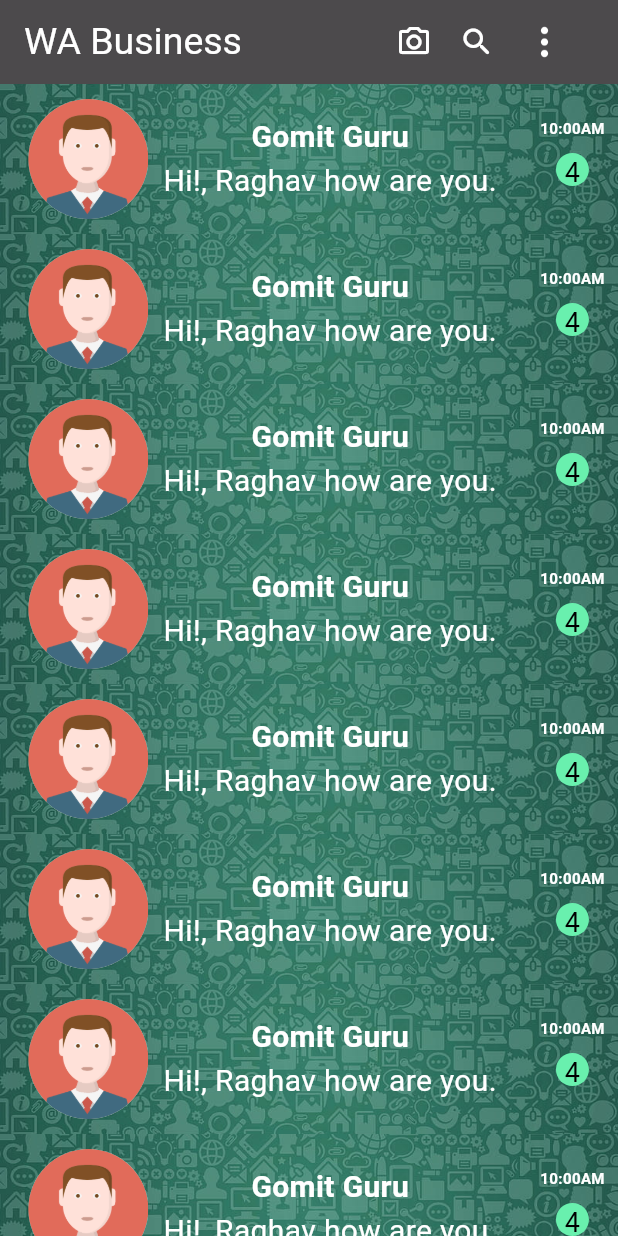
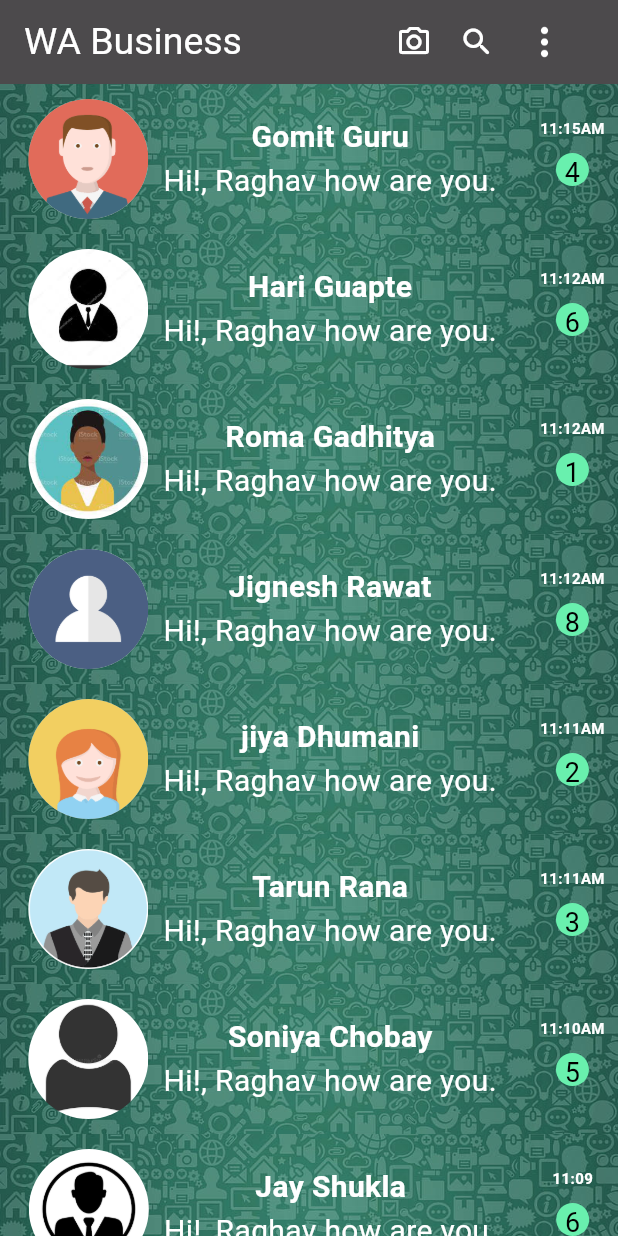
Before and after one commit to Chandera-Raghav/whatsapp-ui, a Flutter app: the screen it shows after launch, on a phone screen of 412 x 824 dp. Run offline on Flutter 3.47's test engine with Material 3 defaults, Android fonts, the phone set to English and light mode, and no system bars.

Commit message:
change image, name, time and massege counting

```diff
--- a/lib/whatsapp_body_page.dart
+++ b/lib/whatsapp_body_page.dart
@@ -11,67 +11,93 @@ class _WhatsAppBodyAppState extends State<WhatsAppBodyPage> {
     {
       "image" : "assets/images/download8.png",
       "name" : "Gomit Guru",
-      "msg" : "Hi!, Raghav how are you."
+      "msg" : "Hi!, Raghav how are you.",
+      "time" : "11:15AM",
+      "mnum" : "4"
+    },
+    {
+      "image" : "assets/images/download.jpg",
+      "name" : "Hari Guapte",
+      "msg" : "Hi!, Raghav how are you.",
+      "time" : "11:12AM",
+      "mnum" : "6"
+    },
+    {
+      "image" : "assets/images/download18.jpg",
+      "name" : "Roma Gadhitya",
+      "msg" : "Hi!, Raghav how are you.",
+      "time" : "11:12AM",
+      "mnum" : "1"
+    },
+    {
+      "image" : "assets/images/download19.png",
+      "name" : "Jignesh Rawat",
+      "msg" : "Hi!, Raghav how are you.",
+      "time" : "11:12AM",
+      "mnum" : "8"
+    },
+    {
+      "image" : "assets/images/download12.png",
+      "name" : "jiya Dhumani",
+      "msg" : "Hi!, Raghav how are you.",
+      "time" : "11:11AM",
+      "mnum" : "2"
+    },
+    {
+      "image" : "assets/images/download11.png",
+      "name" : "Tarun Rana",
+      "msg" : "Hi!, Raghav how are you.",
+      "time" : "11:11AM",
+      "mnum" : "3"
+    },
+    {
+      "image" : "assets/images/download10.png",
+      "name" : "Soniya Chobay",
+      "msg" : "Hi!, Raghav how are you.",
+      "time" : "11:10AM",
+      "mnum" : "5"
+    },
+    {
+      "image" : "assets/images/images1.png",
+      "name" : "Jay Shukla",
+      "msg" : "Hi!, Raghav how are you.",
+      "time" : "11:09",
+      "mnum" : "6"
+    },
+    {
+      "image" : "assets/images/images2.jpg",
+      "name" : "Gomit Guru",
+      "msg" : "Hi!, Raghav how are you.",
+      "time" : "11:09AM",
+      "mnum" : "4"
+    },
+    {
+      "image" : "assets/images/images3.jpg",
+      "name" : "Jigna Maru",
+      "msg" : "Hi!, Raghav how are you.",
+      "time" : "11:09AM",
+      "mnum" : "9"
     },
     {
       "image" : "assets/images/download8.png",
-      "name" : "Gomit Guru",
-      "msg" : "Hi!, Raghav how are you."
+      "name" : "Kan solanki",
+      "msg" : "Hi!, Raghav how are you.",
+      "time" : "11:08AM",
+      "mnum" : "5"
     },
     {
-      "image" : "assets/images/download8.png",
-      "name" : "Gomit Guru",
-      "msg" : "Hi!, Raghav how are you."
+      "image" : "assets/images/download19.png",
+      "name" : "Jaysukh Swamy",
+      "msg" : "Hi!, Raghav how are you.",
+      "time" : "10:09AM",
+      "mnum" : "7"
     },
     {
-      "image" : "assets/images/download8.png",
-      "name" : "Gomit Guru",
-      "msg" : "Hi!, Raghav how are you."
-    },
-    {
-      "image" : "assets/images/download8.png",
-      "name" : "Gomit Guru",
-      "msg" : "Hi!, Raghav how are you."
-    },
-    {
-      "image" : "assets/images/download8.png",
-      "name" : "Gomit Guru",
-      "msg" : "Hi!, Raghav how are you."
-    },
-    {
-      "image" : "assets/images/download8.png",
-      "name" : "Gomit Guru",
-      "msg" : "Hi!, Raghav how are you."
-    },
-    {
-      "image" : "assets/images/download8.png",
-      "name" : "Gomit Guru",
-      "msg" : "Hi!, Raghav how are you."
-    },
-    {
-      "image" : "assets/images/download8.png",
-      "name" : "Gomit Guru",
-      "msg" : "Hi!, Raghav how are you."
-    },
-    {
-      "image" : "assets/images/download8.png",
-      "name" : "Gomit Guru",
-      "msg" : "Hi!, Raghav how are you."
-    },
-    {
-      "image" : "assets/images/download8.png",
-      "name" : "Gomit Guru",
-      "msg" : "Hi!, Raghav how are you."
-    },
-    {
-      "image" : "assets/images/download8.png",
-      "name" : "Gomit Guru",
-      "msg" : "Hi!, Raghav how are you."
-    },
-    {
-      "image" : "assets/images/download8.png",
-      "name" : "Gomit Guru",
-      "msg" : "Hi!, Raghav how are you."
+      "image" : "assets/images/download10.png",
+      "name" : "Girimani Aparnathi",
+      "msg" : "Hi!, Raghav how are you.",
+      "time" : "10:00AM",
+      "mnum" : "2"
     }
   ];
   @override
@@ -106,8 +132,8 @@ class _WhatsAppBodyAppState extends State<WhatsAppBodyPage> {
                             child: Column(
                               mainAxisAlignment: MainAxisAlignment.start,
                               children: [
-                                Text(element["name"], style: TextStyle(fontSize: 20, color: Colors.white, fontWeight: FontWeight.bold),),
-                                Text(element["msg"], style: TextStyle(fontSize: 20, color: Colors.white),)
+                                Text(element["name"], style: const TextStyle(fontSize: 20, color: Colors.white, fontWeight: FontWeight.bold),),
+                                Text(element["msg"], style: const TextStyle(fontSize: 20, color: Colors.white),)
                               ],
                             ),
                           ),
@@ -118,7 +144,7 @@ class _WhatsAppBodyAppState extends State<WhatsAppBodyPage> {
                     margin: const EdgeInsets.all(0),
                     child: Column(
                       children: [
-                        const Text("10:00AM", style: TextStyle(fontSize: 10, color: Colors.white, fontWeight: FontWeight.bold),),
+                        Text(element["time"], style: const TextStyle(fontSize: 10, color: Colors.white, fontWeight: FontWeight.bold),),
                         Container(
                           margin: const EdgeInsets.symmetric(vertical: 10, horizontal: 10),
                           width: 22,
@@ -127,7 +153,7 @@ class _WhatsAppBodyAppState extends State<WhatsAppBodyPage> {
                               shape: BoxShape.circle,
                               color: Colors.greenAccent
                           ),
-                          child: const Center(child: Text("4", style: TextStyle(fontSize: 18, color: Colors.black),)),
+                          child: Center(child: Text(element["mnum"], style: const TextStyle(fontSize: 18, color: Colors.black),)),
                         )
                       ],
                     ),
```
Also changed, not shown: assets/images/download10.png (renamed from assets/images/download (10).png), assets/images/download11.png (renamed from assets/images/download (11).png), assets/images/download12.png (renamed from assets/images/download (12).png), assets/images/download18.jpg (renamed from assets/images/download (8).jpg), assets/images/download19.png (renamed from assets/images/download (9).png), assets/images/download9.jpg (renamed from assets/images/download (9).jpg), assets/images/images1.png (renamed from assets/images/images (1).png), assets/images/images2.jpg (renamed from assets/images/images (2).jpg), assets/images/images3.jpg (renamed from assets/images/images (3).jpg).
